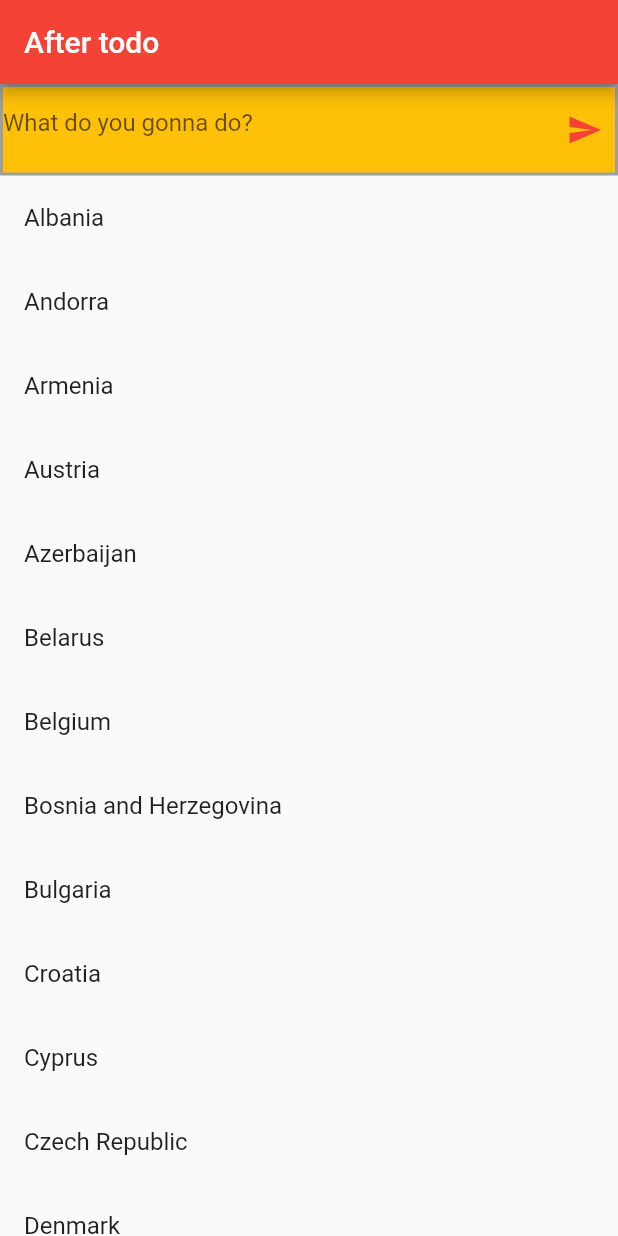
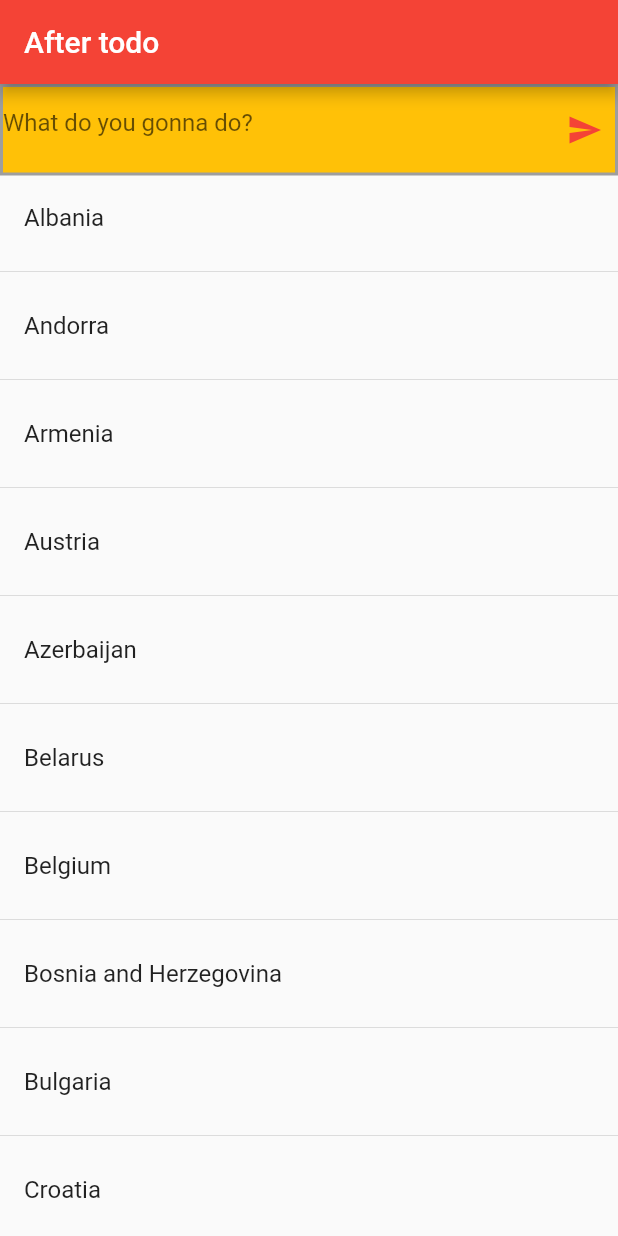
Before and after one commit to after-six/flutter-tutorial-mb, a Flutter app: the screen it shows after launch, on a phone screen of 412 x 824 dp. Run offline on Flutter 3.47's test engine with Material 2 defaults, Android fonts, the phone set to English and light mode, and no system bars.

Commit message:
modify to separatorBuilder

```diff
--- a/todo_list/lib/main.dart
+++ b/todo_list/lib/main.dart
@@ -8,7 +8,17 @@ class MyApp extends StatelessWidget {
   // This widget is the root of your application.
   @override
   Widget build(BuildContext context) {
-    List<String> aaaa = ["blablalbla","blablalbla","blablalbla","blablalbla","blablalbla","blablalbla","blablalbla","blablalbla","blablalbla"];
+    List<String> aaaa = [
+      "blablalbla",
+      "blablalbla",
+      "blablalbla",
+      "blablalbla",
+      "blablalbla",
+      "blablalbla",
+      "blablalbla",
+      "blablalbla",
+      "blablalbla"
+    ];
     return MaterialApp(
       title: 'Flutter Demo',
       theme: ThemeData(
@@ -18,9 +28,7 @@ class MyApp extends StatelessWidget {
         body: Column(
           children: <Widget>[
             TodoTextField(),
-            Expanded(
-              child: _myListView(context)
-            )
+            Expanded(child: _myListView(context))
           ],
         ),
       ),
@@ -49,8 +57,7 @@ class TodoTextField extends StatelessWidget {
               decoration: InputDecoration(
                   counterStyle: TextStyle(fontSize: 0),
                   hintText: "What do you gonna do?",
-                  border: InputBorder.none
-              ),
+                  border: InputBorder.none),
             ),
           ),
           Flexible(
@@ -69,25 +76,68 @@ class TodoTextField extends StatelessWidget {
 }
 
 Widget _myListView(BuildContext context) {
+  // backing data
+  final europeanCountries = [
+    'Albania',
+    'Andorra',
+    'Armenia',
+    'Austria',
+    'Azerbaijan',
+    'Belarus',
+    'Belgium',
+    'Bosnia and Herzegovina',
+    'Bulgaria',
+    'Croatia',
+    'Cyprus',
+    'Czech Republic',
+    'Denmark',
+    'Estonia',
+    'Finland',
+    'France',
+    'Georgia',
+    'Germany',
+    'Greece',
+    'Hungary',
+    'Iceland',
+    'Ireland',
+    'Italy',
+    'Kazakhstan',
+    'Kosovo',
+    'Latvia',
+    'Liechtenstein',
+    'Lithuania',
+    'Luxembourg',
+    'Macedonia',
+    'Malta',
+    'Moldova',
+    'Monaco',
+    'Montenegro',
+    'Netherlands',
+    'Norway',
+    'Poland',
+    'Portugal',
+    'Romania',
+    'Russia',
+    'San Marino',
+    'Serbia',
+    'Slovakia',
+    'Slovenia',
+    'Spain',
+    'Sweden',
+    'Switzerland',
+    'Turkey',
+    'Ukraine',
+    'United Kingdom',
+    'Vatican City'
+  ];
 
-  // backing data
-  final europeanCountries = ['Albania', 'Andorra', 'Armenia', 'Austria',
-    'Azerbaijan', 'Belarus', 'Belgium', 'Bosnia and Herzegovina', 'Bulgaria',
-    'Croatia', 'Cyprus', 'Czech Republic', 'Denmark', 'Estonia', 'Finland',
-    'France', 'Georgia', 'Germany', 'Greece', 'Hungary', 'Iceland', 'Ireland',
-    'Italy', 'Kazakhstan', 'Kosovo', 'Latvia', 'Liechtenstein', 'Lithuania',
-    'Luxembourg', 'Macedonia', 'Malta', 'Moldova', 'Monaco', 'Montenegro',
-    'Netherlands', 'Norway', 'Poland', 'Portugal', 'Romania', 'Russia',
-    'San Marino', 'Serbia', 'Slovakia', 'Slovenia', 'Spain', 'Sweden',
-    'Switzerland', 'Turkey', 'Ukraine', 'United Kingdom', 'Vatican City'];
-
-  return ListView.builder(
+  return ListView.separated(
     itemCount: europeanCountries.length,
+    separatorBuilder: (context, index) => Divider(),
     itemBuilder: (context, index) {
       return ListTile(
         title: Text(europeanCountries[index]),
       );
     },
   );
-
 }
```
